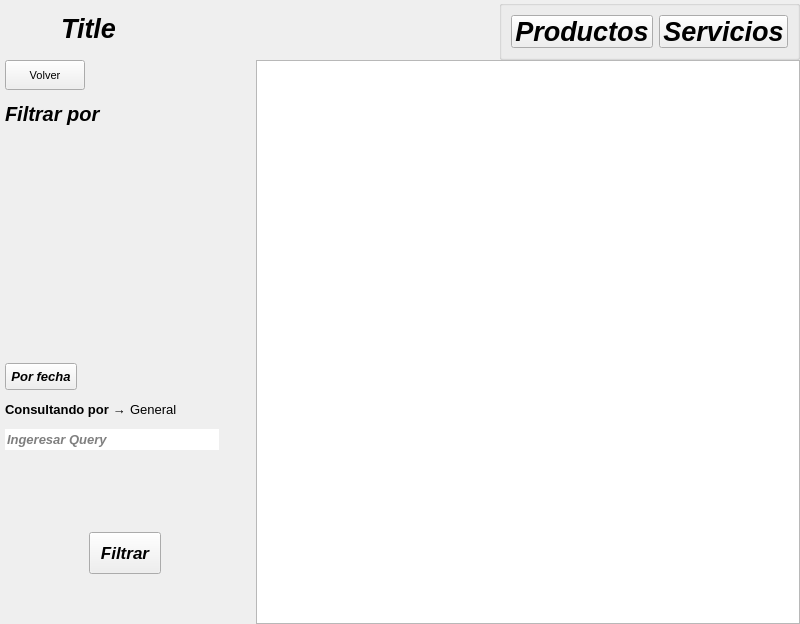
C-Sebastian-M/GLAM_MAKEUP_STORE, file GUI/sub_ventanas/ui/reportes/plantillaDesigner.ui: the form before one commit.
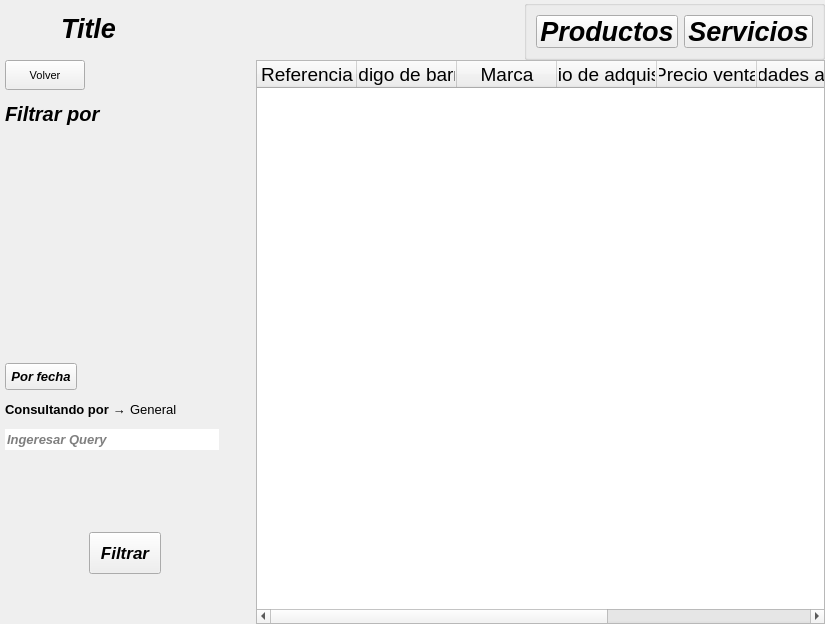
The form after the commit. Icons and pictures are not drawn.

The edit to the form file:
```diff
--- a/GUI/sub_ventanas/ui/reportes/plantillaDesigner.ui
+++ b/GUI/sub_ventanas/ui/reportes/plantillaDesigner.ui
@@ -6,7 +6,7 @@
    <rect>
     <x>0</x>
     <y>0</y>
-    <width>800</width>
+    <width>825</width>
     <height>624</height>
    </rect>
   </property>
@@ -663,6 +663,71 @@
      </layout>
     </widget>
    </item>
+   <item row="1" column="1">
+    <widget class="QTableWidget" name="tablaReportes">
+     <property name="font">
+      <font>
+       <family>Arial</family>
+       <pointsize>14</pointsize>
+       <weight>50</weight>
+       <italic>false</italic>
+       <bold>false</bold>
+      </font>
+     </property>
+     <property name="autoScroll">
+      <bool>true</bool>
+     </property>
+     <attribute name="horizontalHeaderMinimumSectionSize">
+      <number>100</number>
+     </attribute>
+     <attribute name="horizontalHeaderStretchLastSection">
+      <bool>true</bool>
+     </attribute>
+     <attribute name="verticalHeaderStretchLastSection">
+      <bool>false</bool>
+     </attribute>
+     <column>
+      <property name="text">
+       <string>Referencia</string>
+      </property>
+     </column>
+     <column>
+      <property name="text">
+       <string>Codigo de barras</string>
+      </property>
+     </column>
+     <column>
+      <property name="text">
+       <string>Marca</string>
+      </property>
+     </column>
+     <column>
+      <property name="text">
+       <string>Precio de adquisicon</string>
+      </property>
+     </column>
+     <column>
+      <property name="text">
+       <string>Precio venta</string>
+      </property>
+     </column>
+     <column>
+      <property name="text">
+       <string>Unidades actuales</string>
+      </property>
+     </column>
+     <column>
+      <property name="text">
+       <string>Producto disponible</string>
+      </property>
+     </column>
+     <column>
+      <property name="text">
+       <string>Fecha</string>
+      </property>
+     </column>
+    </widget>
+   </item>
   </layout>
  </widget>
  <resources/>
```
Left out of the diff: 25 changed lines with no effect on the pictures.
